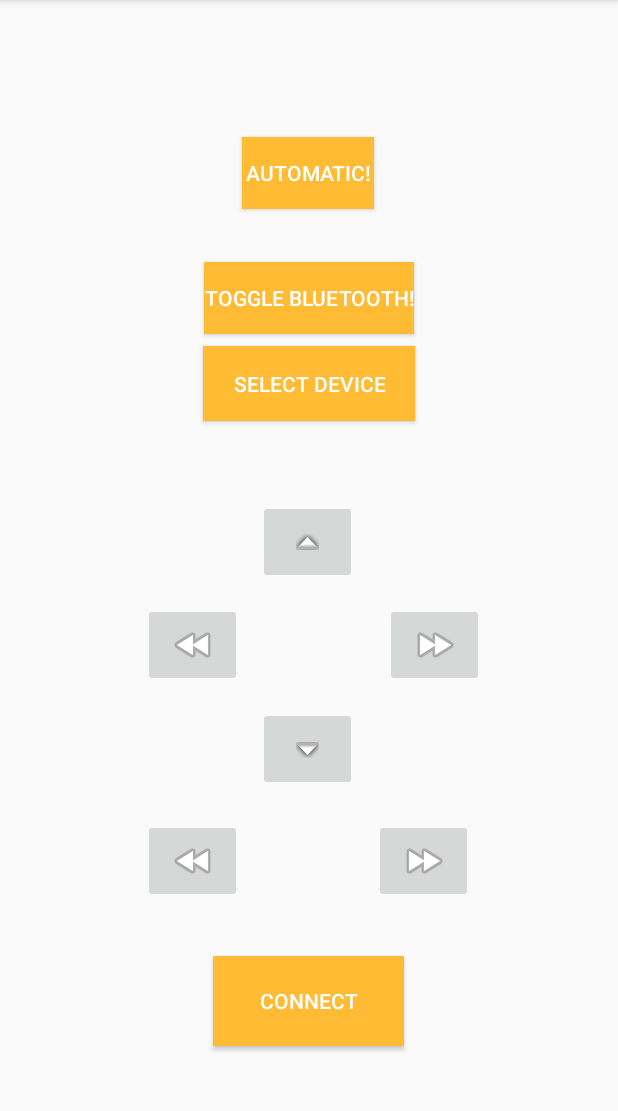
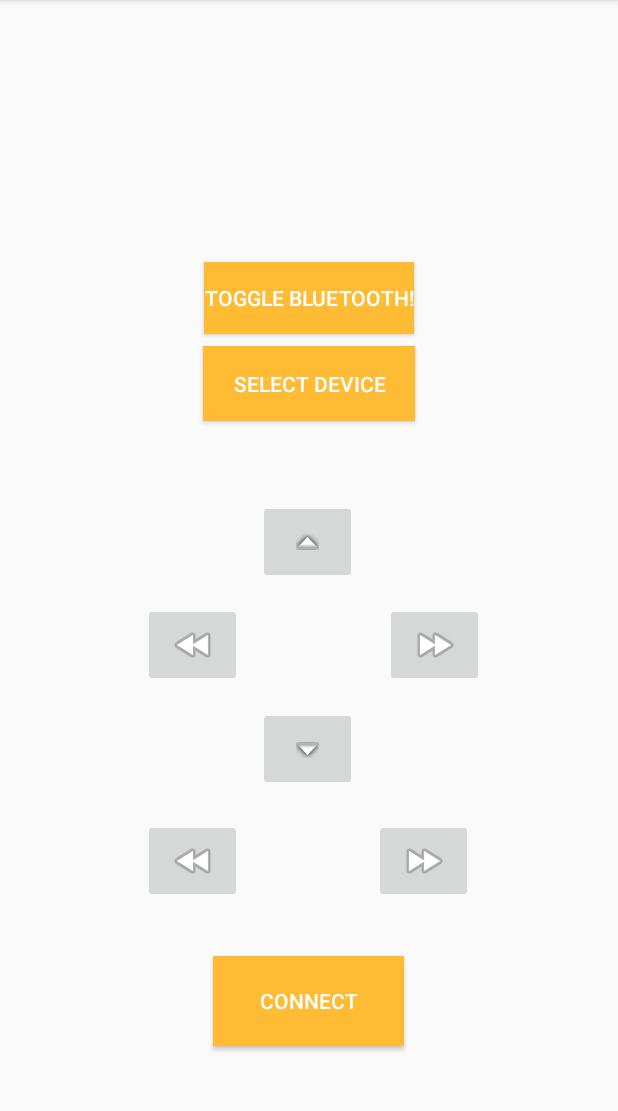
Before and after one commit to karanysingh/BluetoothMecanumWheelBot, an Android app: the screen it shows after launch (MainActivity), on a phone screen of 412 x 824 dp, the part 84-1195 px from its top. Run offline under Robolectric (Android 15) with nearby library versions, the phone set to English and light mode, and no system bars.

Commit message:
Update activity_main.xml

```diff
--- a/app/src/main/res/layout/activity_main.xml
+++ b/app/src/main/res/layout/activity_main.xml
@@ -18,21 +18,6 @@
         app:layout_constraintStart_toStartOf="parent"
         app:layout_constraintTop_toTopOf="parent"
         app:layout_constraintVertical_bias="0.243" />
-
-    <Button
-        android:id="@+id/transmission"
-        style="@android:style/Widget.Material.Light.Button"
-        android:layout_width="wrap_content"
-        android:layout_height="wrap_content"
-        android:background="@android:color/holo_orange_light"
-        android:text="@string/ToggleTransmissionAutomatic"
-        android:textColor="@android:color/background_light"
-        app:layout_constraintBottom_toBottomOf="parent"
-        app:layout_constraintEnd_toEndOf="parent"
-        app:layout_constraintHorizontal_bias="0.498"
-        app:layout_constraintStart_toStartOf="parent"
-        app:layout_constraintTop_toTopOf="parent"
-        app:layout_constraintVertical_bias="0.127" />
 
     <ImageButton
         android:id="@+id/keyD"
```
